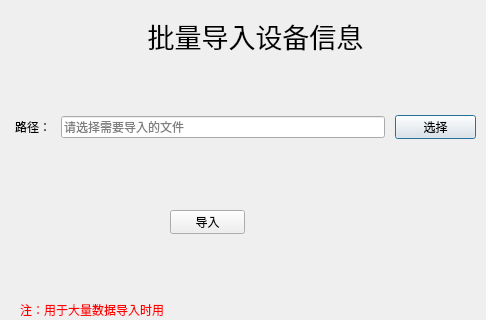
Old version of the form ui/machine_import.ui in the repository tainyuhong/pyside_machine_system.
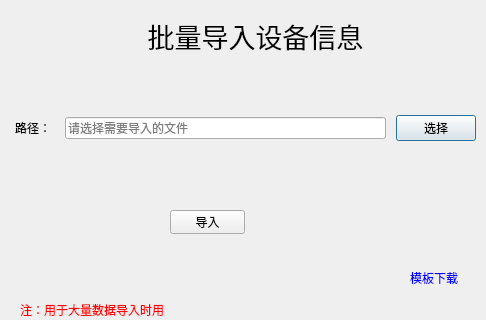
New version of the form.

Commit message: 增加模板下载文本

```diff
--- a/ui/machine_import.ui
+++ b/ui/machine_import.ui
@@ -59,10 +59,13 @@
      <height>34</height>
     </rect>
    </property>
-   <layout class="QHBoxLayout" name="horizontalLayout" stretch="0,8,2">
+   <layout class="QHBoxLayout" name="horizontalLayout" stretch="1,8,2">
     <property name="spacing">
      <number>10</number>
     </property>
+    <property name="sizeConstraint">
+     <enum>QLayout::SetMinimumSize</enum>
+    </property>
     <property name="leftMargin">
      <number>5</number>
     </property>
@@ -100,6 +103,12 @@
     </item>
     <item>
      <widget class="QPushButton" name="select_btn">
+      <property name="sizePolicy">
+       <sizepolicy hsizetype="Expanding" vsizetype="Fixed">
+        <horstretch>0</horstretch>
+        <verstretch>0</verstretch>
+       </sizepolicy>
+      </property>
       <property name="text">
        <string>选择</string>
       </property>
@@ -120,6 +129,25 @@
     <string>导入</string>
    </property>
   </widget>
+  <widget class="QLabel" name="template_lb">
+   <property name="geometry">
+    <rect>
+     <x>410</x>
+     <y>270</y>
+     <width>54</width>
+     <height>16</height>
+    </rect>
+   </property>
+   <property name="styleSheet">
+    <string notr="true">color:blue</string>
+   </property>
+   <property name="text">
+    <string>模板下载</string>
+   </property>
+   <property name="openExternalLinks">
+    <bool>true</bool>
+   </property>
+  </widget>
  </widget>
  <resources/>
  <connections/>
```
The commit also changes 2 other files.
